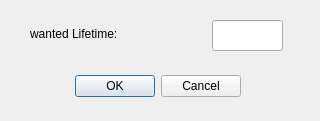
AimanHaidar/harmonic-drive-selector, file gui/ui/input_lifetime_dialog.ui: the form before one commit.
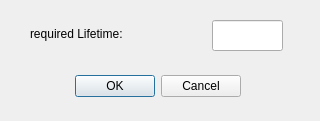
The form after the commit.

Patch:
```diff
--- a/gui/ui/input_lifetime_dialog.ui
+++ b/gui/ui/input_lifetime_dialog.ui
@@ -49,7 +49,7 @@
     </rect>
    </property>
    <property name="text">
-    <string>wanted Lifetime:</string>
+    <string>required Lifetime:</string>
    </property>
   </widget>
  </widget>
```
